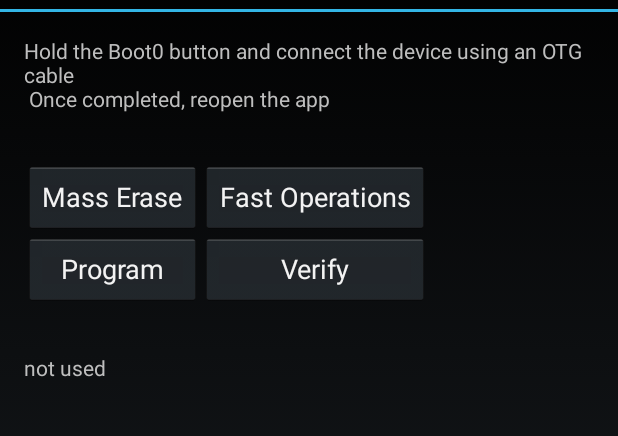
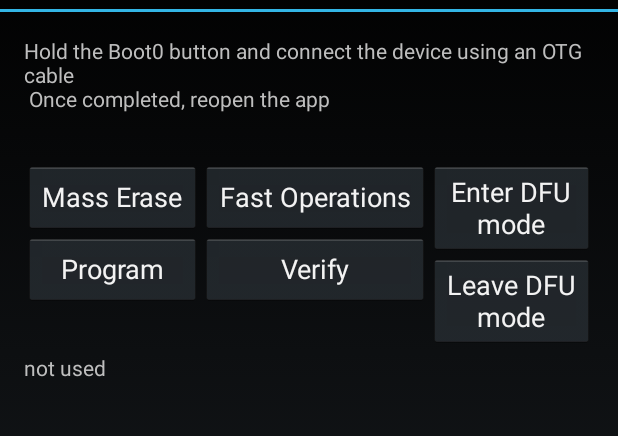
Before and after one commit to UmbrelaSmart/android-stm32-dfu-programmer, an Android app: the screen it shows after launch (MainActivity), on a phone screen of 412 x 824 dp, the part 60-496 px from its top. Run offline under Robolectric (Android 15) with nearby library versions, the phone set to English and light mode, and no system bars.

```diff
--- a/app/src/main/java/co/umbrela/tools/stm32dfuprogrammer/MainActivity.java
+++ b/app/src/main/java/co/umbrela/tools/stm32dfuprogrammer/MainActivity.java
@@ -31,7 +31,6 @@ public class MainActivity extends Activity implements Handler.Callback, Usb.OnUs
 
     private Usb mUsb;
     private Dfu mDfu;
-
     private TextView mTv;
 
     @Override
@@ -74,6 +73,24 @@ public class MainActivity extends Activity implements Handler.Callback, Usb.OnUs
                 mDfu.verify();
             }
         });
+
+        Button enterDfu = (Button) findViewById(R.id.btnEnterDFU);
+        enterDfu.setOnClickListener(new Button.OnClickListener(){
+            @Override
+            public void onClick(View v){
+                Outputs.enterDfuMode();
+            }
+        });
+
+        Button leaveDfu = (Button) findViewById(R.id.btnLeaveDFU);
+        leaveDfu.setOnClickListener(new Button.OnClickListener(){
+            @Override
+            public void onClick(View v){
+                Outputs.leaveDfuMode();
+            }
+        });
+
+
     }
 
     @Override
--- a/app/src/main/res/layout/activity_main.xml
+++ b/app/src/main/res/layout/activity_main.xml
@@ -97,6 +97,26 @@
                 android:layout_alignLeft="@+id/btnForceErase"
                 android:layout_alignStart="@+id/btnForceErase" />
 
+            <Button
+                android:id="@+id/btnEnterDFU"
+                android:layout_width="wrap_content"
+                android:layout_height="wrap_content"
+                android:clickable="true"
+                android:text="Enter DFU mode"
+                android:layout_below="@+id/my_textview"
+                android:layout_toRightOf="@+id/btnForceErase"
+                android:layout_toEndOf="@+id/btnForceErase" />
+
+            <Button
+                android:id="@+id/btnLeaveDFU"
+                android:layout_width="wrap_content"
+                android:layout_height="wrap_content"
+                android:clickable="true"
+                android:text="Leave DFU mode"
+                android:layout_below="@+id/btnEnterDFU"
+                android:layout_alignLeft="@+id/btnEnterDFU"
+                android:layout_alignStart="@+id/btnEnterDFU" />
+
 
         </RelativeLayout>
     </LinearLayout>
```
Also changed, not shown: app/src/main/java/co/umbrela/tools/stm32dfuprogrammer/Outputs.java (+34 -39 lines).
